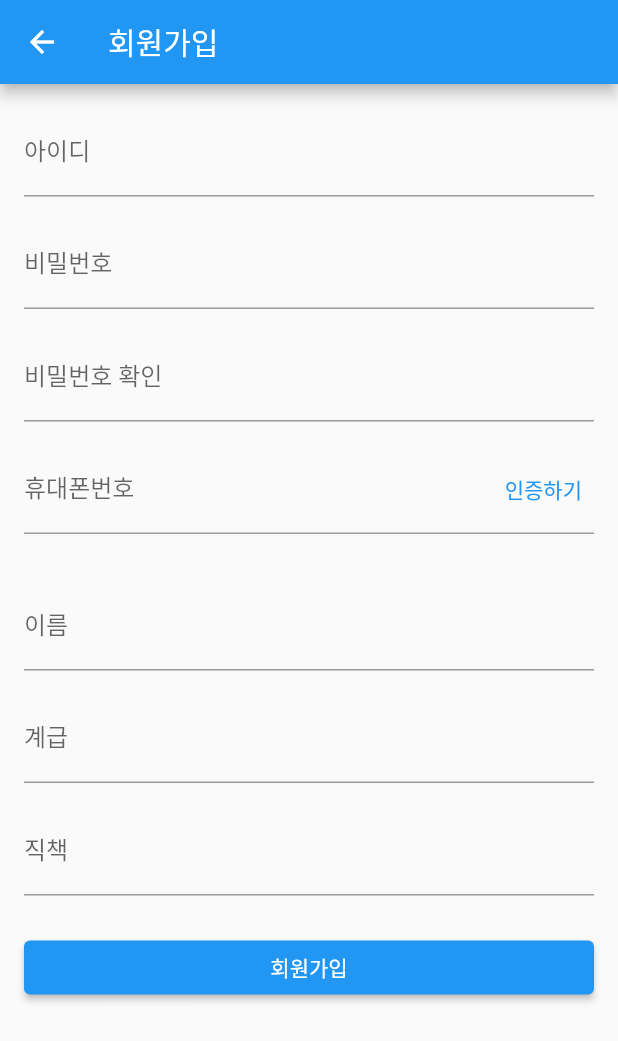
After one commit to ksyeon94/modang, a Flutter app: the screen it shows after launch, after a tap on "회원가입", on a phone screen of 412 x 824 dp. The commit adds this screen. Shown: the top 1041 px of the screen. Run offline on Flutter 3.47's test engine with Material 2 defaults, Android fonts, the phone set to English and light mode, and no system bars.

Commit message:
회원가입페이지 수정

```diff
--- a/lib/firstpage.dart
+++ b/lib/firstpage.dart
@@ -8,6 +8,9 @@ class FirstPage extends StatelessWidget {
     return Scaffold(
       appBar: AppBar(
         title: Text('오늘의 당직'),
+        actions: [IconButton(onPressed: () {
+          Navigator.pop(context);
+        },icon: Icon(Icons.logout),)],
         leading: Builder(
           builder: (BuildContext context) {
             return IconButton(
--- a/lib/main.dart
+++ b/lib/main.dart
@@ -1,4 +1,5 @@
 import 'package:flutter/material.dart';
+import 'signup.dart';
 import 'firstpage.dart';
 
 void main() => runApp(MyApp());
@@ -22,10 +23,16 @@ class LoginPage extends StatelessWidget {
     return Scaffold(
       backgroundColor: Colors.blue[200],
       body: Center(
-        child: SizedBox(width: 290,
+        child: Container(
+          decoration: BoxDecoration(
+              borderRadius: BorderRadius.circular(30), color: Colors.white),
+          width: 400,
+          padding: EdgeInsets.all(50),
           child: Column(
             mainAxisAlignment: MainAxisAlignment.center,
+            mainAxisSize: MainAxisSize.min,
             children: [
+              Icon(Icons.account_circle, size: 150, color: Colors.black12),
               TextField(
                 decoration: InputDecoration(
                   hintText: 'Enter your ID',
@@ -43,11 +50,34 @@ class LoginPage extends StatelessWidget {
               SizedBox(height: 16),
               ElevatedButton(
                 onPressed: () {
-                  Navigator.push(context, MaterialPageRoute(builder: (context) => FirstPage(),));
+                  Navigator.push(
+                      context,
+                      MaterialPageRoute(
+                        builder: (context) => FirstPage(),
+                      ));
                   // Add your login logic here
                 },
                 child: Text('Login'),
               ),
+              SizedBox(height: 50,),
+              Row(
+                mainAxisAlignment: MainAxisAlignment.end,
+                children: [
+                  TextButton(
+                      onPressed: () {
+                      },
+                      child: Text('ID/PW 찾기')),
+                  TextButton(
+                      onPressed: () {
+                        Navigator.push(
+                            context,
+                            MaterialPageRoute(
+                              builder: (context) => Signup(),
+                            ));
+                      },
+                      child: Text('회원가입')),
+                ],
+              )
             ],
           ),
         ),
--- /dev/null
+++ b/lib/signup.dart
@@ -0,0 +1,157 @@
+import 'dart:async';
+
+import 'package:flutter/material.dart';
+
+class Signup extends StatefulWidget {
+  const Signup({Key? key}) : super(key: key);
+
+  @override
+  _SignupState createState() => _SignupState();
+}
+
+class _SignupState extends State<Signup> {
+  List<Widget> verificationWidgets = [];
+  int countdownSeconds = 180;
+  late Timer countdownTimer;
+
+  @override
+  void initState() {
+    super.initState();
+    startCountdownTimer();
+  }
+
+  void startCountdownTimer() {
+    countdownTimer = Timer.periodic(Duration(seconds: 1), (Timer timer) {
+      setState(() {
+        countdownSeconds--;
+      });
+
+      if (countdownSeconds == 0) {
+        timer.cancel();
+        // 카운트다운이 완료되면 추가 동작을 수행하세요.
+      }
+    });
+  }
+
+  void addVerificationTextField() {
+    setState(() {
+      verificationWidgets.add(
+        TextField(
+          decoration: InputDecoration(
+            labelText: '인증번호',
+            suffixIcon: Builder(
+              builder: (context) {
+                return CountdownWidget(countdownSeconds: countdownSeconds);
+              },
+            ),
+          ),
+        ),
+      );
+    });
+  }
+
+  @override
+  void dispose() {
+    countdownTimer.cancel();
+    super.dispose();
+  }
+
+  @override
+  Widget build(BuildContext context) {
+    return Scaffold(
+      appBar: AppBar(title: Text('회원가입')),
+      body: Padding(
+        padding: EdgeInsets.all(16.0),
+        child: Column(
+          crossAxisAlignment: CrossAxisAlignment.stretch,
+          children: [
+            TextField(
+              decoration: InputDecoration(
+                labelText: '아이디',
+              ),
+            ),
+            SizedBox(height: 16.0),
+            TextField(
+              decoration: InputDecoration(
+                labelText: '비밀번호',
+              ),
+            ),
+            SizedBox(height: 16.0),
+            TextField(
+              decoration: InputDecoration(
+                labelText: '비밀번호 확인',
+              ),
+            ),
+            SizedBox(height: 16.0),
+            TextField(
+              decoration: InputDecoration(
+                labelText: '휴대폰번호',
+                suffixIcon: TextButton(
+                  onPressed: () {
+                    addVerificationTextField();
+                  },
+                  child: Text('인증하기'),
+                ),
+              ),
+            ),
+            SizedBox(height: 16.0),
+            Column(
+              children: verificationWidgets,
+            ),
+            SizedBox(height: 16.0),
+            TextField(
+              decoration: InputDecoration(
+                labelText: '이름',
+              ),
+            ),
+            SizedBox(height: 16.0),
+            TextField(
+              decoration: InputDecoration(
+                labelText: '계급',
+              ),
+            ),
+            SizedBox(height: 16.0),
+            TextField(
+              decoration: InputDecoration(
+                labelText: '직책',
+              ),
+            ),
+            SizedBox(height: 24.0),
+            ElevatedButton(
+              onPressed: () {
+                final snackBar = SnackBar(
+                  duration: Duration(seconds: 1),
+                  content: Text('회원가입 성공', textAlign: TextAlign.center),
+                );
+                ScaffoldMessenger.of(context).showSnackBar(snackBar);
+                // 회원가입 버튼이 눌렸을 때 처리할 동작 추가
+                Future.delayed(Duration(seconds: 1), () {
+                  Navigator.pop(context);
+                });
+              },
+              child: Text('회원가입'),
+            ),
+          ],
+        ),
+      ),
+    );
+  }
+}
+
+class CountdownWidget extends StatelessWidget {
+  final int countdownSeconds;
+
+  const CountdownWidget({Key? key, required this.countdownSeconds})
+      : super(key: key);
+
+  @override
+  Widget build(BuildContext context) {
+    String formattedTime =
+        '${countdownSeconds ~/ 60}:${(countdownSeconds % 60).toString().padLeft(2, '0')}';
+
+    return Text(
+      '남은 시간: $formattedTime',
+      style: TextStyle(fontSize: 18.0),
+    );
+  }
+}
```
Also changed, not shown: lib/test.dart (added, +53 -0 lines).
